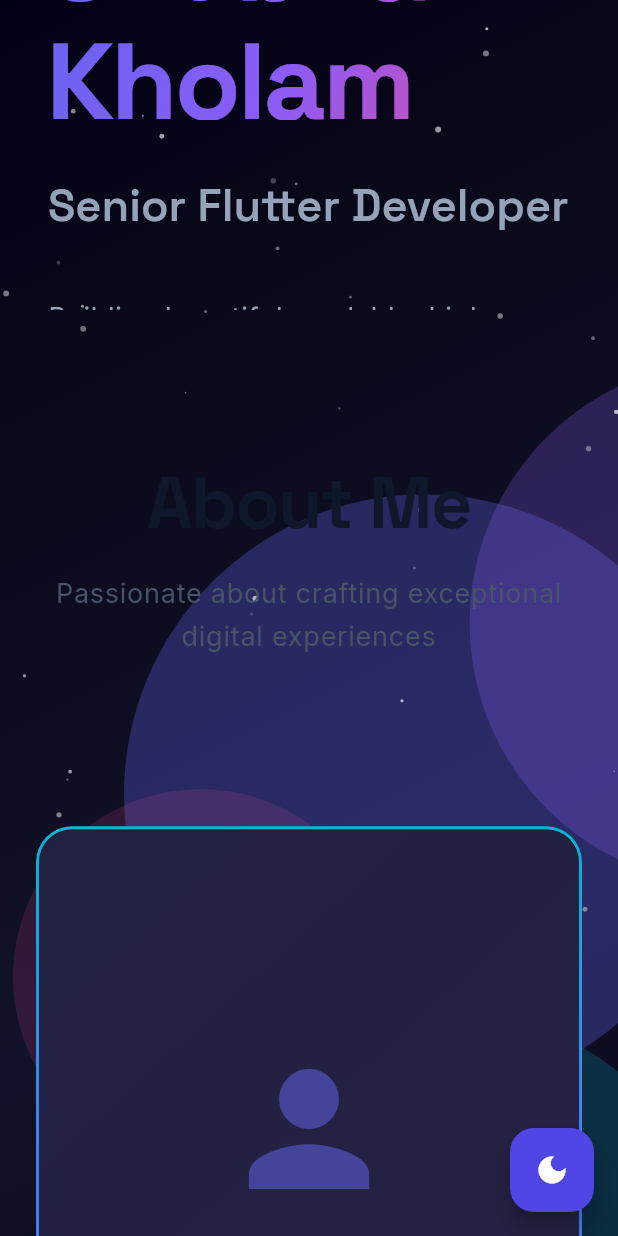
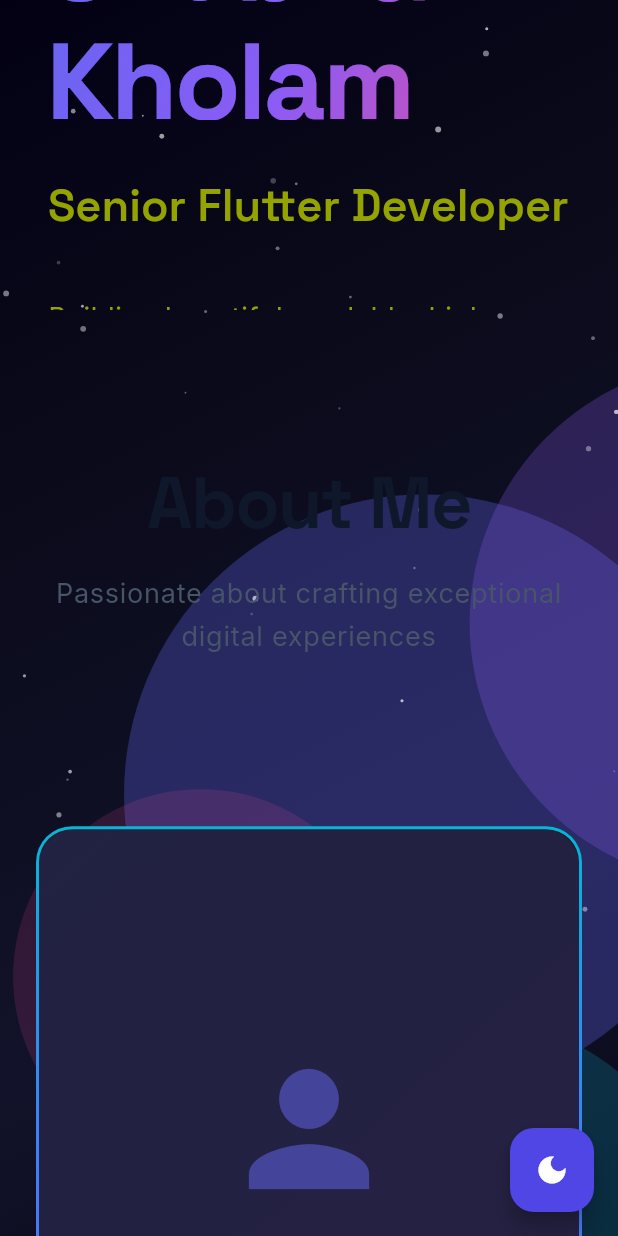
Before and after one commit to shubhamkholam/shubham_portfolio, a Flutter app: the screen it shows after launch, scrolled down 576 dp, on a phone screen of 412 x 824 dp. Run offline on Flutter 3.47's test engine with Material 3 defaults, Android fonts, the phone set to English and light mode, and no system bars; drawn by our look-alikes of animated_text_kit, flutter_animate; our stand-ins replace google_fonts.

Commit message:
Refactor app theme

```diff
--- a/lib/core/theme/app_theme.dart
+++ b/lib/core/theme/app_theme.dart
@@ -24,7 +24,7 @@
   static const Color _darkPink = Color(0xFFEC4899);
 
   static const Color _darkText = Color(0xFFE2E8F0);
-  static const Color _darkTextSecondary = Color(0xFF94A3B8);
+  static const Color _darkTextSecondary = Color(0xFF94A300);
 
   static const Color _darkBorder = Color(0x1FFFFFFF);
 
```
